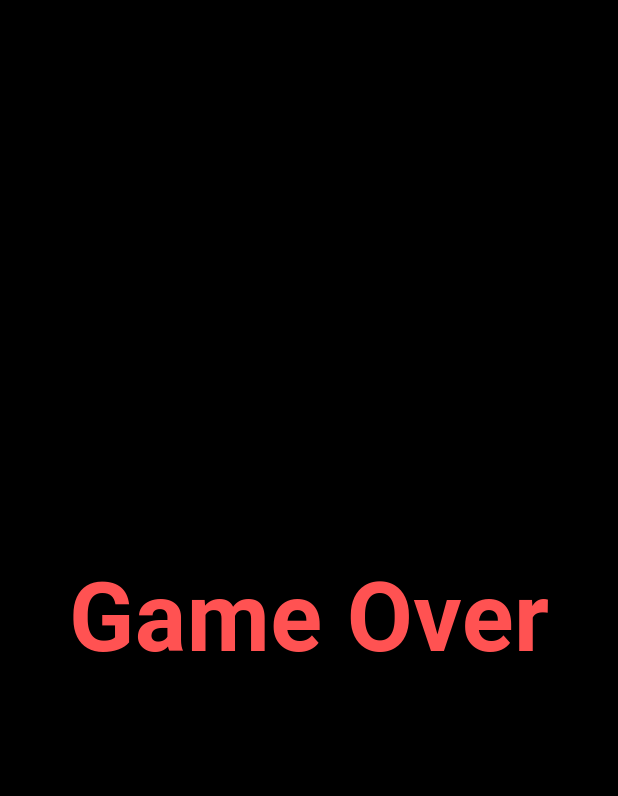
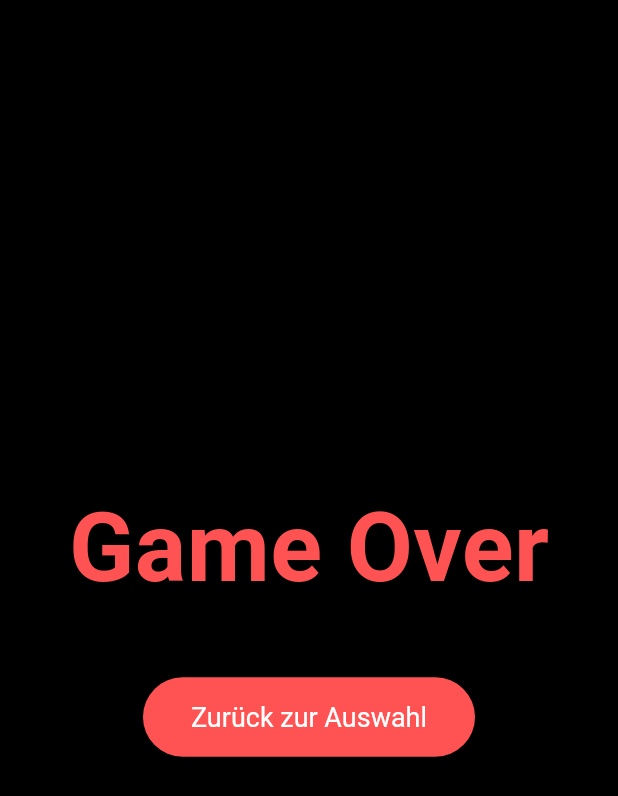
Before and after one commit to Gibbybby/charade, a Flutter app: the GameOverScreen screen opened directly, on a phone screen of 412 x 824 dp. Shown: the top 796 px of the screen. Run offline on Flutter 3.47's test engine with Material 3 defaults, Android fonts, the phone set to English and light mode, and no system bars.

Commit message:
small updates

```diff
--- a/apps/charadex/lib/game_over.dart
+++ b/apps/charadex/lib/game_over.dart
@@ -1,4 +1,5 @@
 import 'package:flutter/material.dart';
+import 'topic_select.dart'; // Stelle sicher, dass dieser Import korrekt ist
 
 class GameOverScreen extends StatelessWidget {
   const GameOverScreen({Key? key}) : super(key: key);
@@ -8,7 +9,10 @@ class GameOverScreen extends StatelessWidget {
     return Scaffold(
       backgroundColor: Colors.black,
       body: Center(
-        child: Text(
+        child: Column(
+          mainAxisAlignment: MainAxisAlignment.center,
+          children: [
+            const Text(
               'Game Over',
               style: TextStyle(
                 fontSize: 64,
@@ -16,6 +20,29 @@ class GameOverScreen extends StatelessWidget {
                 color: Colors.redAccent,
               ),
             ),
+            const SizedBox(height: 40),
+            ElevatedButton(
+              style: ElevatedButton.styleFrom(
+                backgroundColor: Colors.redAccent,
+                foregroundColor: Colors.white,
+                padding: const EdgeInsets.symmetric(
+                  horizontal: 32,
+                  vertical: 16,
+                ),
+                textStyle: const TextStyle(fontSize: 18),
+              ),
+              onPressed: () {
+                Navigator.pushReplacement(
+                  context,
+                  MaterialPageRoute(
+                    builder: (context) => const TopicSelectScreen(),
+                  ),
+                );
+              },
+              child: const Text('Zurück zur Auswahl'),
+            ),
+          ],
+        ),
       ),
     );
   }
```
Also changed, not shown: apps/charadex/lib/app_state.dart (+6 -5 lines), apps/charadex/lib/topic_select.dart (+36 -3 lines). Lines whose indentation alone changed are shown as unchanged.
